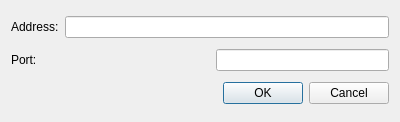
Old version of the form connecttodocument.ui in the repository obiwankennedy/cahootseditor.
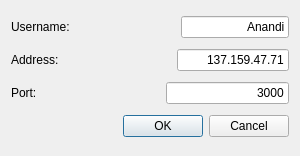
New version of the form.

What changed in the file:
```diff
--- a/connecttodocument.ui
+++ b/connecttodocument.ui
@@ -6,14 +6,48 @@
    <rect>
     <x>0</x>
     <y>0</y>
-    <width>400</width>
-    <height>122</height>
+    <width>300</width>
+    <height>156</height>
    </rect>
   </property>
   <property name="windowTitle">
    <string>Dialog</string>
   </property>
   <layout class="QVBoxLayout" name="verticalLayout">
+   <item>
+    <layout class="QHBoxLayout" name="horizontalLayout_3">
+     <item>
+      <widget class="QLabel" name="label_3">
+       <property name="text">
+        <string>Username:</string>
+       </property>
+      </widget>
+     </item>
+     <item>
+      <spacer name="horizontalSpacer_2">
+       <property name="orientation">
+        <enum>Qt::Horizontal</enum>
+       </property>
+       <property name="sizeHint" stdset="0">
+        <size>
+         <width>40</width>
+         <height>20</height>
+        </size>
+       </property>
+      </spacer>
+     </item>
+     <item>
+      <widget class="QLineEdit" name="usernameLineEdit">
+       <property name="text">
+        <string>Anandi</string>
+       </property>
+       <property name="alignment">
+        <set>Qt::AlignRight|Qt::AlignTrailing|Qt::AlignVCenter</set>
+       </property>
+      </widget>
+     </item>
+    </layout>
+   </item>
    <item>
     <layout class="QHBoxLayout" name="horizontalLayout_2">
      <item>
@@ -24,7 +58,27 @@
       </widget>
      </item>
      <item>
-      <widget class="QLineEdit" name="addressLineEdit"/>
+      <spacer name="horizontalSpacer_3">
+       <property name="orientation">
+        <enum>Qt::Horizontal</enum>
+       </property>
+       <property name="sizeHint" stdset="0">
+        <size>
+         <width>40</width>
+         <height>20</height>
+        </size>
+       </property>
+      </spacer>
+     </item>
+     <item>
+      <widget class="QLineEdit" name="addressLineEdit">
+       <property name="text">
+        <string>137.159.47.71</string>
+       </property>
+       <property name="alignment">
+        <set>Qt::AlignRight|Qt::AlignTrailing|Qt::AlignVCenter</set>
+       </property>
+      </widget>
      </item>
     </layout>
    </item>
@@ -51,7 +105,14 @@
       </spacer>
      </item>
      <item>
-      <widget class="QLineEdit" name="portLineEdit"/>
+      <widget class="QLineEdit" name="portLineEdit">
+       <property name="text">
+        <string>3000</string>
+       </property>
+       <property name="alignment">
+        <set>Qt::AlignRight|Qt::AlignTrailing|Qt::AlignVCenter</set>
+       </property>
+      </widget>
      </item>
     </layout>
    </item>
```
